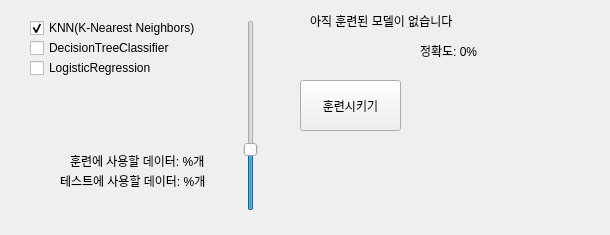
Qt form test.ui (CChuYong/IrisClassifier) before a commit.
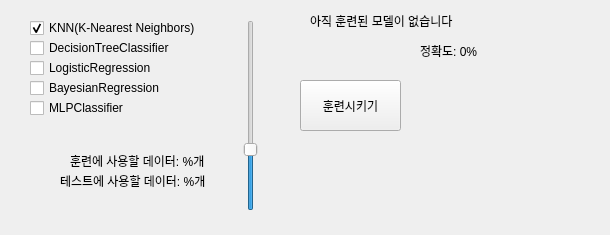
The same form after that commit.

Commit message: Add two more models

Patch:
```diff
--- a/test.ui
+++ b/test.ui
@@ -142,6 +142,32 @@
     <string>LogisticRegression</string>
    </property>
   </widget>
+  <widget class="QCheckBox" name="br">
+   <property name="geometry">
+    <rect>
+     <x>30</x>
+     <y>80</y>
+     <width>191</width>
+     <height>16</height>
+    </rect>
+   </property>
+   <property name="text">
+    <string>BayesianRegression</string>
+   </property>
+  </widget>
+  <widget class="QCheckBox" name="mlp">
+   <property name="geometry">
+    <rect>
+     <x>30</x>
+     <y>100</y>
+     <width>191</width>
+     <height>16</height>
+    </rect>
+   </property>
+   <property name="text">
+    <string>MLPClassifier</string>
+   </property>
+  </widget>
  </widget>
  <resources/>
  <connections/>
```
The commit also changes 1 other file.
